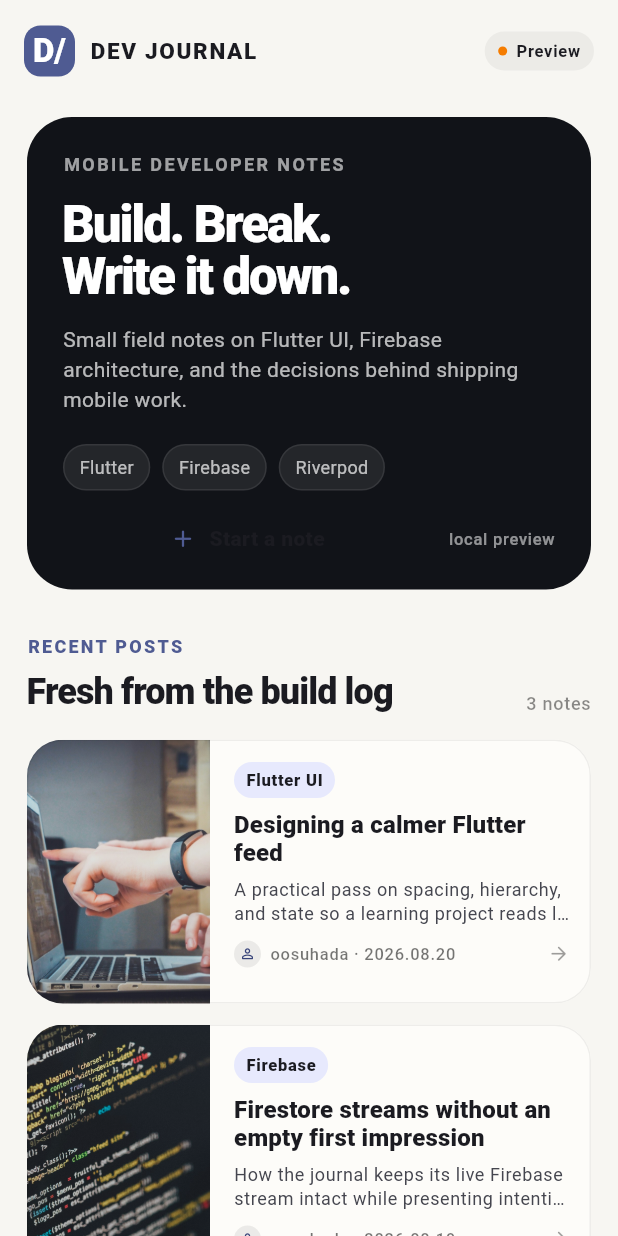
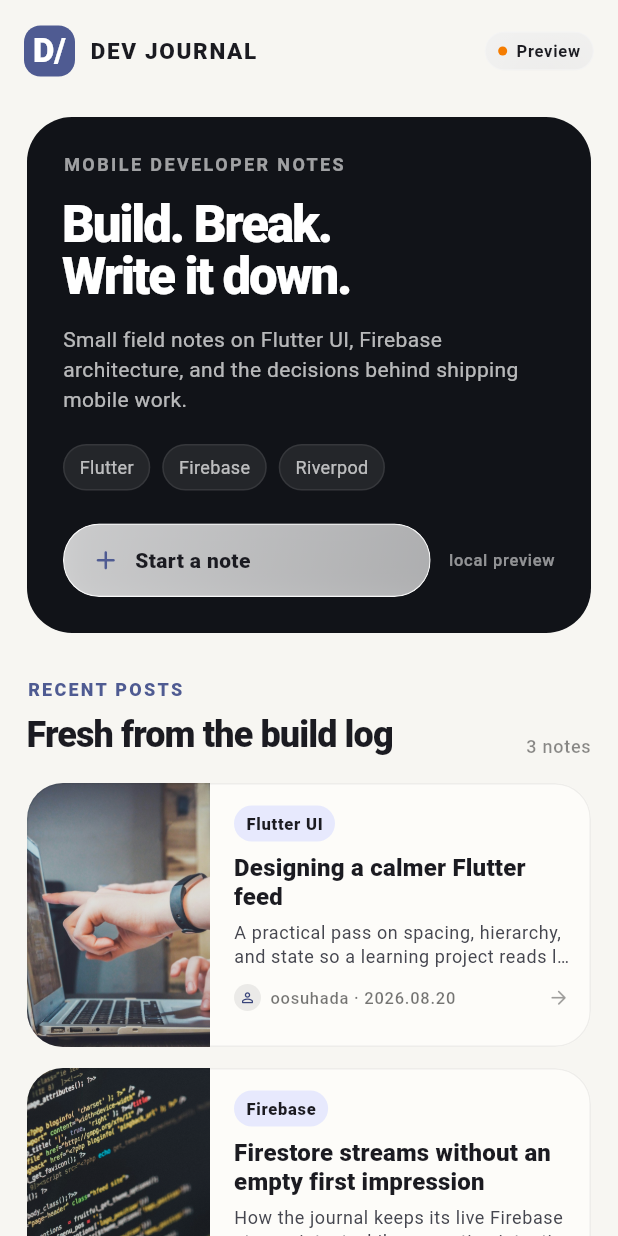
Before and after one commit to oosuhada/flutter_firebase_blog_app, a Flutter app: the screen it shows after launch, on a phone screen of 412 x 824 dp. Run offline on Flutter 3.47's test engine with Material 3 defaults, Android fonts, the phone set to English and light mode, and no system bars; our stand-ins replace cloud_firestore, firebase_core, firebase_storage, flutter_riverpod, image_picker; accounts and stored records are empty; generated files the repository leaves out were written again.

Commit message:
Finalize Dev Journal v2 portfolio QA

```diff
--- a/lib/ui/pages/home/home_page.dart
+++ b/lib/ui/pages/home/home_page.dart
@@ -20,9 +20,14 @@ class HomePage extends ConsumerWidget {
           Padding(
             padding: const EdgeInsets.only(right: 16),
             child: Center(
-                child: AppGlassAction(
-                    onTap: () {},
-                    child: _DataModeBadge(isSample: state.isSample))),
+              child: AppGlassSurface(
+                semanticLabel:
+                    state.isSample ? 'Preview data mode' : 'Live data mode',
+                borderRadius: BorderRadius.circular(999),
+                blurSigma: 14,
+                child: _DataModeBadge(isSample: state.isSample),
+              ),
+            ),
           ),
         ],
       ),
@@ -131,7 +136,6 @@ class _HeroIntro extends StatelessWidget {
 
   @override
   Widget build(BuildContext context) {
-    final scheme = Theme.of(context).colorScheme;
     return Container(
       padding: const EdgeInsets.all(24),
       decoration: BoxDecoration(
@@ -182,17 +186,11 @@ class _HeroIntro extends StatelessWidget {
           Row(
             children: [
               Expanded(
-                child: AppGlassAction(
-                  onTap: onWrite,
-                  child: Row(
-                    mainAxisAlignment: MainAxisAlignment.center,
-                    children: [
-                      Icon(Icons.add_rounded, size: 19, color: scheme.primary),
-                      const SizedBox(width: 8),
-                      const Text('Start a note',
-                          style: TextStyle(fontWeight: FontWeight.w800)),
-                    ],
-                  ),
+                child: AppGlassActionButton(
+                  icon: Icons.add_rounded,
+                  onPressed: onWrite,
+                  label: 'Start a note',
+                  semanticLabel: 'Start a new developer note',
                 ),
               ),
               if (isSample) ...[
```
Also changed, not shown: .github/assets/portfolio/01-feed.png, 1 other file.
